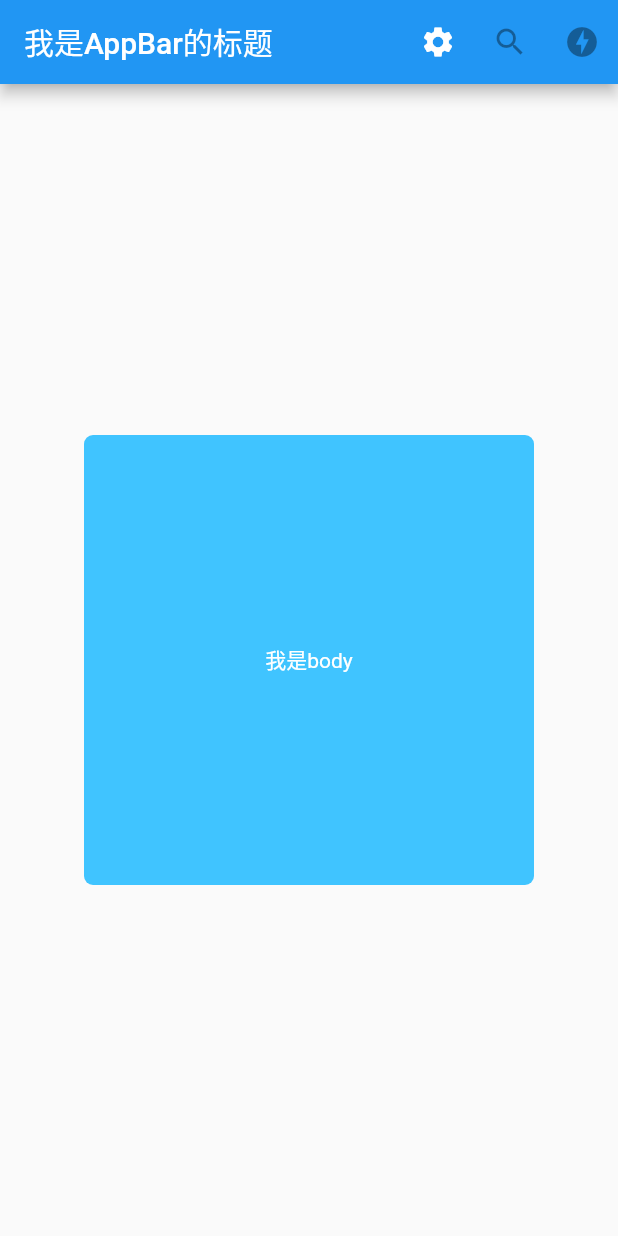
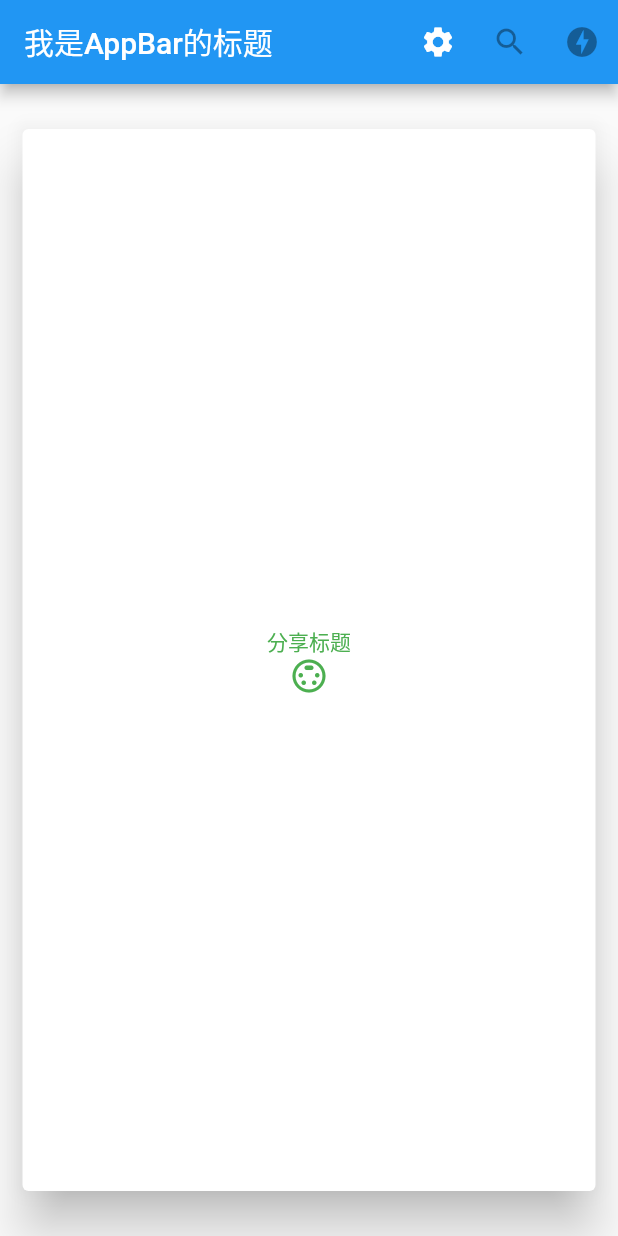
Before and after one commit to fazhongxu/hello, a Flutter app: the screen it shows after launch, on a phone screen of 412 x 824 dp. Run offline on Flutter 3.47's test engine with Material 2 defaults, Android fonts, the phone set to English and light mode, and no system bars; statements that could not run were skipped.

Commit message:
demo练习

```diff
--- a/flutter_module/lib/main.dart
+++ b/flutter_module/lib/main.dart
@@ -38,34 +38,15 @@ class MyApp extends StatelessWidget {
                   ),
                   onPressed: setting),
               new IconButton(icon: new Icon(Icons.search), onPressed: null),
-              new IconButton(icon: new Icon(Icons.offline_bolt), onPressed: null)
+              new IconButton(
+                  icon: new Icon(Icons.offline_bolt), onPressed: null)
             ],
           ),
           body: new Center(
-            child: new Container(
-              //color: Colors.lightBlueAccent,
-              margin: EdgeInsets.all(10),
-              width: 300,
-              height: 300,
-              alignment: Alignment.center,
-              decoration: BoxDecoration(
-                  color: Colors.lightBlueAccent,
-                  borderRadius: BorderRadius.all(Radius.circular(6))),
-              child: new Center(
-                  child: new Column(
-                mainAxisAlignment: MainAxisAlignment.center,
-                children: [
-                  new Expanded(
-                    child: new Container(
-                      child: new Text("我是body",
-                          style:
-                              new TextStyle(color: Colors.white, fontSize: 14)),
-                      alignment: Alignment.center,
-                    ),
-                  )
-                ],
-              )),
-            ),
+            child: new ShareCardView(
+                shareData: new ShareData(
+                    title: "分享标题",
+                    icon: new Icon(Icons.settings_input_svideo_outlined).icon)),
           )),
     );
     /*return MaterialApp(
@@ -83,6 +64,36 @@ class MyApp extends StatelessWidget {
       ),
       home: MyHomePage(title: 'Flutter Demo Home Page'),
     );*/
+  }
+}
+
+class ShareData {
+  const ShareData({this.title, this.icon});
+
+  final String title;
+  final IconData icon;
+}
+
+class ShareCardView extends StatelessWidget {
+  ShareData shareData;
+
+  ShareCardView({Key key, this.shareData}) : super(key: key);
+
+  @override
+  Widget build(BuildContext context) {
+    return new Card(
+      elevation: 14,
+      margin: EdgeInsets.fromLTRB(15, 30, 15, 30),
+      child: new Center(
+          child: new Column(
+        mainAxisAlignment: MainAxisAlignment.center,
+        children: [
+          new Text(shareData.title,
+              style: new TextStyle(color: Colors.green, fontSize: 14)),
+          new Icon(shareData.icon, color: Colors.green),
+        ],
+      )),
+    );
   }
 }
 
```
